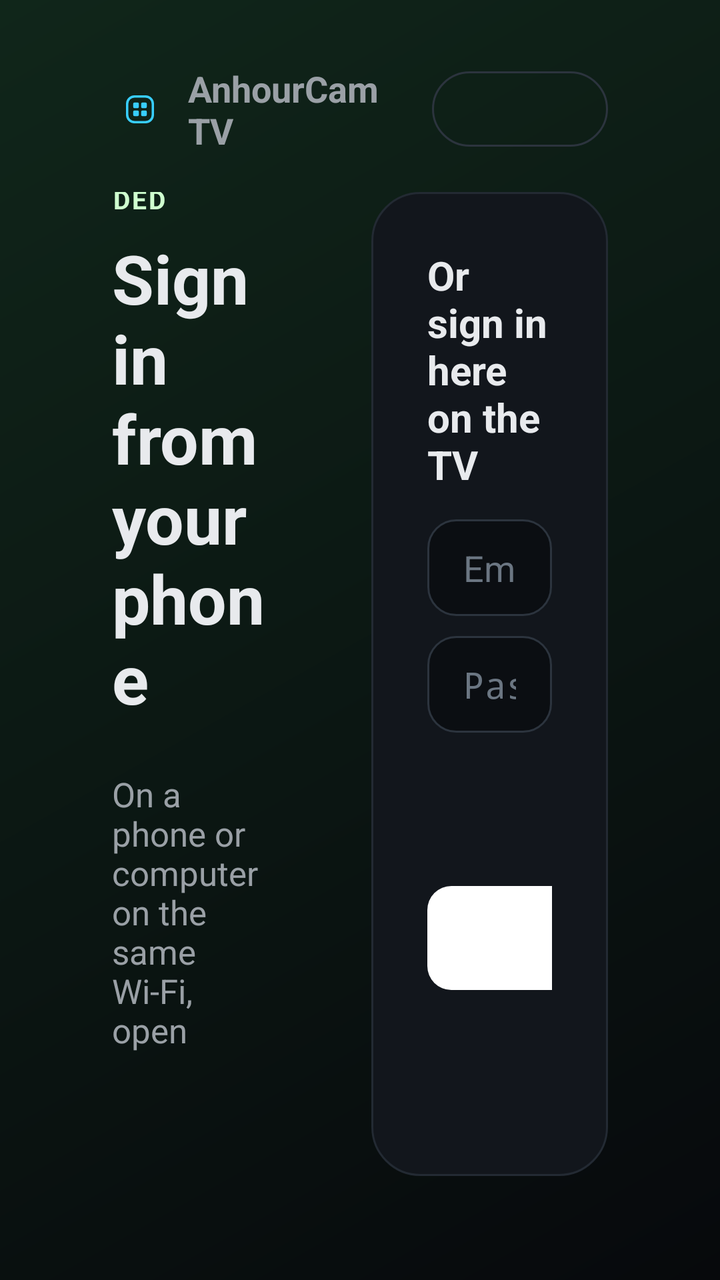
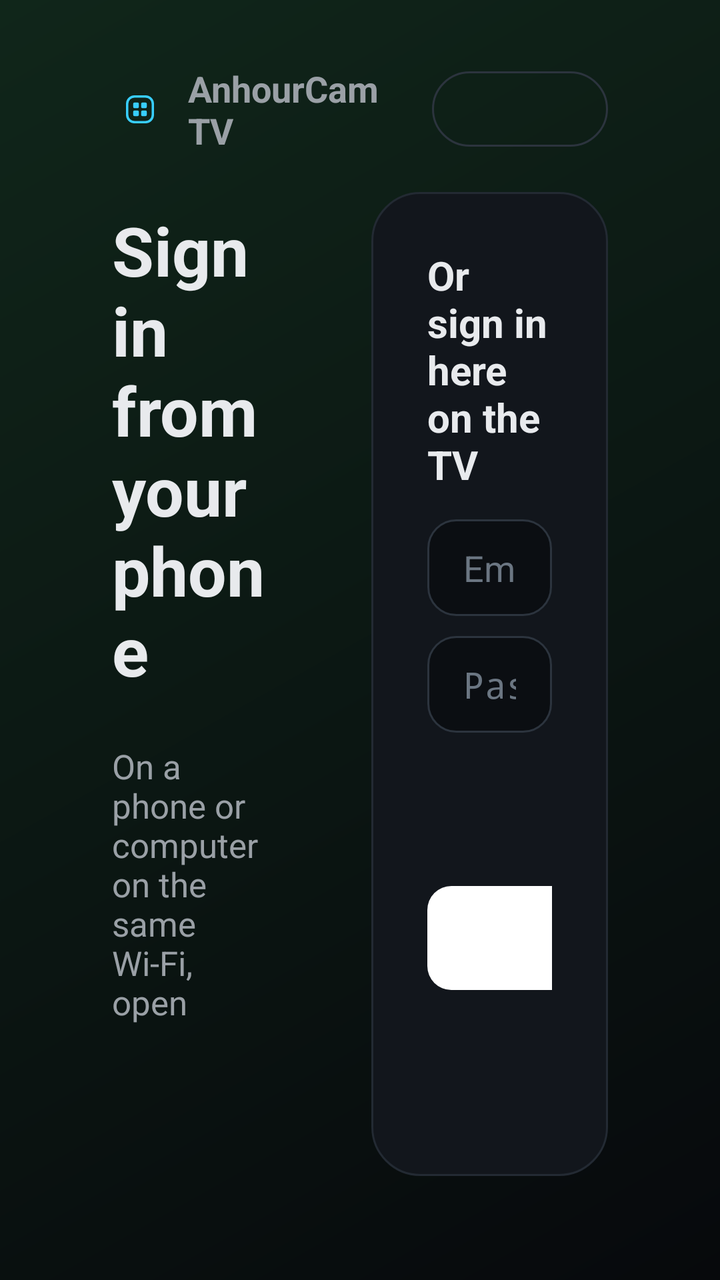

Screens rendered from an Android XML layout before and after an edit, with the pre-edit source and the edit as a unified diff.
<!-- AndroidManifest.xml: application theme Theme.CamGrid -->
<!-- res/layout/activity_login.xml -->
<?xml version="1.0" encoding="utf-8"?>
<FrameLayout xmlns:android="http://schemas.android.com/apk/res/android"
    android:layout_width="match_parent"
    android:layout_height="match_parent"
    android:background="@drawable/bg_screen">

    <FrameLayout
        android:layout_width="match_parent"
        android:layout_height="match_parent"
        android:paddingStart="56dp"
        android:paddingTop="32dp"
        android:paddingEnd="56dp"
        android:paddingBottom="24dp">

        
        <LinearLayout
            android:layout_width="match_parent"
            android:layout_height="wrap_content"
            android:layout_gravity="top"
            android:gravity="center_vertical"
            android:orientation="horizontal">

            <ImageView
                android:layout_width="28dp"
                android:layout_height="28dp"
                android:importantForAccessibility="no"
                android:src="@drawable/ic_launcher_foreground"
                android:scaleType="centerCrop" />

            <TextView
                android:layout_width="0dp"
                android:layout_height="wrap_content"
                android:layout_marginStart="10dp"
                android:layout_weight="1"
                android:text="@string/app_name"
                android:textColor="@color/text_dim"
                android:textSize="18sp"
                android:textStyle="bold" />

            <Button
                android:id="@+id/language"
                style="@style/GhostButton"
                android:nextFocusDown="@id/email"
                android:nextFocusLeft="@id/new_code" />
        </LinearLayout>

        <LinearLayout
            android:layout_width="match_parent"
            android:layout_height="match_parent"
            android:layout_marginTop="64dp"
            android:layout_marginBottom="28dp"
            android:baselineAligned="false"
            android:orientation="horizontal">

            
            <LinearLayout
                android:layout_width="0dp"
                android:layout_height="match_parent"
                android:layout_weight="1.1"
                android:gravity="center_vertical"
                android:orientation="vertical"
                android:paddingStart="0dp"
                android:paddingEnd="48dp">

                <TextView style="@style/Eyebrow" android:text="@string/phone_eyebrow" />

                <TextView
                    android:layout_width="wrap_content"
                    android:layout_height="wrap_content"
                    android:layout_marginTop="8dp"
                    android:text="@string/phone_title"
                    android:textColor="@color/text"
                    android:textSize="34sp"
                    android:textStyle="bold" />

                <TextView
                    android:id="@+id/pair_step1"
                    android:layout_width="wrap_content"
                    android:layout_height="wrap_content"
                    android:layout_marginTop="24dp"
                    android:text="@string/phone_step1"
                    android:textColor="@color/text_dim"
                    android:textSize="17sp" />

                <TextView
                    android:id="@+id/pair_url"
                    android:layout_width="wrap_content"
                    android:layout_height="wrap_content"
                    android:layout_marginTop="6dp"
                    android:fontFamily="monospace"
                    android:maxLines="1"
                    android:textColor="@color/accent"
                    android:textSize="24sp"
                    android:textStyle="bold" />

                <TextView
                    android:id="@+id/pair_step2"
                    android:layout_width="wrap_content"
                    android:layout_height="wrap_content"
                    android:layout_marginTop="20dp"
                    android:text="@string/phone_step2"
                    android:textColor="@color/text_dim"
                    android:textSize="17sp" />

                <TextView
                    android:id="@+id/pair_code"
                    android:layout_width="wrap_content"
                    android:layout_height="wrap_content"
                    android:layout_marginTop="8dp"
                    android:background="@drawable/bg_code"
                    android:fontFamily="monospace"
                    android:letterSpacing="0.25"
                    android:paddingStart="24dp"
                    android:paddingTop="10dp"
                    android:paddingEnd="24dp"
                    android:paddingBottom="10dp"
                    android:textColor="@color/text"
                    android:textSize="44sp"
                    android:textStyle="bold" />

                <TextView
                    android:id="@+id/pair_note"
                    android:layout_width="wrap_content"
                    android:layout_height="wrap_content"
                    android:layout_marginTop="16dp"
                    android:text="@string/phone_note"
                    android:textColor="#FF6B7682"
                    android:textSize="14sp" />

                <Button
                    android:id="@+id/new_code"
                    style="@style/GhostButton"
                    android:layout_marginTop="12dp"
                    android:nextFocusRight="@id/email"
                    android:nextFocusUp="@id/language"
                    android:text="@string/phone_new_code"
                    android:visibility="gone" />
            </LinearLayout>

            
            <LinearLayout
                android:layout_width="0dp"
                android:layout_height="wrap_content"
                android:layout_gravity="center_vertical"
                android:layout_weight="1"
                android:background="@drawable/bg_card"
                android:orientation="vertical"
                android:padding="28dp">

                <TextView
                    android:layout_width="wrap_content"
                    android:layout_height="wrap_content"
                    android:text="@string/tv_title"
                    android:textColor="@color/text"
                    android:textSize="20sp"
                    android:textStyle="bold" />

                <EditText
                    android:id="@+id/email"
                    style="@style/Field"
                    android:layout_marginTop="14dp"
                    android:autofillHints="emailAddress"
                    android:hint="@string/login_email"
                    android:imeOptions="actionNext|flagNoExtractUi"
                    android:inputType="textEmailAddress"
                    android:nextFocusDown="@id/password"
                    android:nextFocusLeft="@id/new_code"
                    android:nextFocusUp="@id/language" />

                <EditText
                    android:id="@+id/password"
                    style="@style/Field"
                    android:autofillHints="password"
                    android:hint="@string/login_password"
                    android:imeOptions="actionNext|flagNoExtractUi"
                    android:inputType="textPassword"
                    android:nextFocusDown="@id/new_captcha"
                    android:nextFocusUp="@id/email" />

                <LinearLayout
                    android:layout_width="match_parent"
                    android:layout_height="wrap_content"
                    android:layout_marginTop="12dp"
                    android:gravity="center_vertical"
                    android:orientation="horizontal">

                    <ImageView
                        android:id="@+id/captcha"
                        android:layout_width="150dp"
                        android:layout_height="52dp"
                        android:background="@drawable/bg_captcha"
                        android:contentDescription="@string/login_captcha_description"
                        android:padding="4dp"
                        android:scaleType="fitCenter" />

                    <Button
                        android:id="@+id/new_captcha"
                        style="@style/GhostButton"
                        android:layout_marginStart="14dp"
                        android:nextFocusDown="@id/code"
                        android:nextFocusUp="@id/password"
                        android:text="@string/login_new_image" />
                </LinearLayout>

                <EditText
                    android:id="@+id/code"
                    style="@style/Field"
                    android:hint="@string/login_captcha_hint"
                    android:imeOptions="actionDone|flagNoExtractUi"
                    android:importantForAutofill="no"
                    android:inputType="number"
                    android:maxLength="6"
                    android:nextFocusDown="@id/sign_in"
                    android:nextFocusUp="@id/new_captcha" />

                <Button
                    android:id="@+id/sign_in"
                    style="@style/PrimaryButton"
                    android:layout_marginTop="18dp"
                    android:nextFocusDown="@id/ip_only"
                    android:nextFocusUp="@id/code"
                    android:text="@string/login_sign_in" />

                <Button
                    android:id="@+id/ip_only"
                    style="@style/GhostButton"
                    android:layout_width="match_parent"
                    android:layout_marginTop="12dp"
                    android:nextFocusUp="@id/sign_in"
                    android:text="@string/login_ip_only" />

                <TextView
                    android:id="@+id/status"
                    android:layout_width="match_parent"
                    android:layout_height="wrap_content"
                    android:layout_marginTop="10dp"
                    android:textColor="#FFFFB4AB"
                    android:textSize="15sp" />
            </LinearLayout>
        </LinearLayout>
    </FrameLayout>
</FrameLayout>
<!-- resources referenced by this layout -->
<resources>
  <color name="accent">#FFCFFFCF</color>
  <color name="text">#FFE8EAED</color>
  <color name="text_dim">#FF9AA0A6</color>
  <!-- drawable bg_captcha (drawable) -->
  <?xml version="1.0" encoding="utf-8"?>
  <shape xmlns:android="http://schemas.android.com/apk/res/android">
      <solid android:color="#FFFFFFFF" />
      <corners android:radius="12dp" />
  </shape>
  <!-- drawable bg_card (drawable) -->
  <?xml version="1.0" encoding="utf-8"?>
  <shape xmlns:android="http://schemas.android.com/apk/res/android">
      <solid android:color="#FF12161C" />
      <stroke android:width="1dp" android:color="#FF232A33" />
      <corners android:radius="24dp" />
  </shape>
  <!-- drawable bg_code (drawable) -->
  <?xml version="1.0" encoding="utf-8"?>
  <shape xmlns:android="http://schemas.android.com/apk/res/android">
      <solid android:color="#1AC8FBD0" />
      <stroke android:width="1dp" android:color="#55C8FBD0" />
      <corners android:radius="18dp" />
  </shape>
  <!-- drawable bg_screen (drawable) -->
  <?xml version="1.0" encoding="utf-8"?>
  <shape xmlns:android="http://schemas.android.com/apk/res/android">
      <gradient android:angle="315" android:endColor="#FF07090C" android:startColor="#FF10261A" android:type="linear" />
  </shape>
  <string name="app_name" translatable="false">AnhourCam TV</string>
  <string name="login_captcha_description">Picture code (CAPTCHA) from BitVision</string>
  <string name="login_captcha_hint">Digits in the picture</string>
  <string name="login_email">Email or username</string>
  <string name="login_ip_only">No BitVision account? Use IP cameras only</string>
  <string name="login_new_image">New picture</string>
  <string name="login_password">Password</string>
  <string name="login_sign_in">Sign in</string>
  <string name="phone_eyebrow">Recommended</string>
  <string name="phone_new_code">Get a new code</string>
  <string name="phone_note">The code works once and expires after 10 minutes.</string>
  <string name="phone_step1">On a phone or computer on the same Wi-Fi, open</string>
  <string name="phone_step2">Then enter this code</string>
  <string name="phone_title">Sign in from your phone</string>
  <string name="tv_title">Or sign in here on the TV</string>
  <style name="Eyebrow">
          <item name="android:layout_width">wrap_content</item>
          <item name="android:layout_height">wrap_content</item>
          <item name="android:textColor">@color/accent</item>
          <item name="android:textSize">13sp</item>
          <item name="android:textStyle">bold</item>
          <item name="android:letterSpacing">0.08</item>
          <item name="android:textAllCaps">true</item>
      </style>
  <style name="Theme.CamGrid" parent="@android:style/Theme.Material.NoActionBar.Fullscreen">
          <item name="android:windowBackground">@color/background</item>
          <item name="android:colorAccent">@color/accent</item>
          <item name="android:textColor">@color/text</item>
      </style>
  <!-- drawable bg_ghost (drawable) -->
  <?xml version="1.0" encoding="utf-8"?>
  <selector xmlns:android="http://schemas.android.com/apk/res/android">
      <item android:state_focused="true">
          <shape>
              <solid android:color="#33C8FBD0" />
              <stroke android:width="3dp" android:color="#FFC8FBD0" />
              <corners android:radius="999dp" />
          </shape>
      </item>
      <item>
          <shape>
              <stroke android:width="1dp" android:color="#FF2C343E" />
              <corners android:radius="999dp" />
          </shape>
      </item>
  </selector>
  <color name="background">#FF0B0D10</color>
  <!-- unchanged entries left out for length: 6 -->
</resources>

<!-- the commit's change to res/layout/activity_login.xml (unified diff, before → after) -->
@@ -135,6 +135,15 @@
                     android:nextFocusUp="@id/language"
                     android:text="@string/phone_new_code"
                     android:visibility="gone" />
+
+                
+                <Button
+                    android:id="@+id/ip_only"
+                    style="@style/GhostButton"
+                    android:layout_marginTop="28dp"
+                    android:nextFocusRight="@id/sign_in"
+                    android:nextFocusUp="@id/new_code"
+                    android:text="@string/login_ip_only" />
             </LinearLayout>
 
             
@@ -217,17 +226,9 @@
                     android:id="@+id/sign_in"
                     style="@style/PrimaryButton"
                     android:layout_marginTop="18dp"
-                    android:nextFocusDown="@id/ip_only"
                     android:nextFocusUp="@id/code"
+                    android:nextFocusLeft="@id/ip_only"
                     android:text="@string/login_sign_in" />
-
-                <Button
-                    android:id="@+id/ip_only"
-                    style="@style/GhostButton"
-                    android:layout_width="match_parent"
-                    android:layout_marginTop="12dp"
-                    android:nextFocusUp="@id/sign_in"
-                    android:text="@string/login_ip_only" />
 
                 <TextView
                     android:id="@+id/status"
